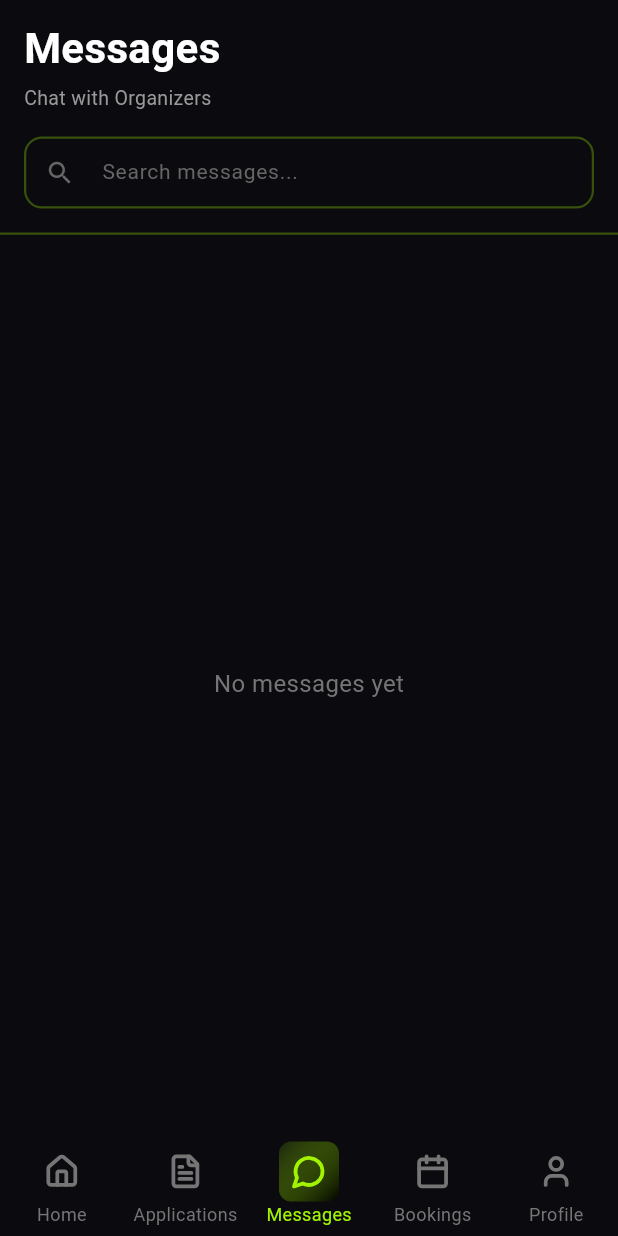
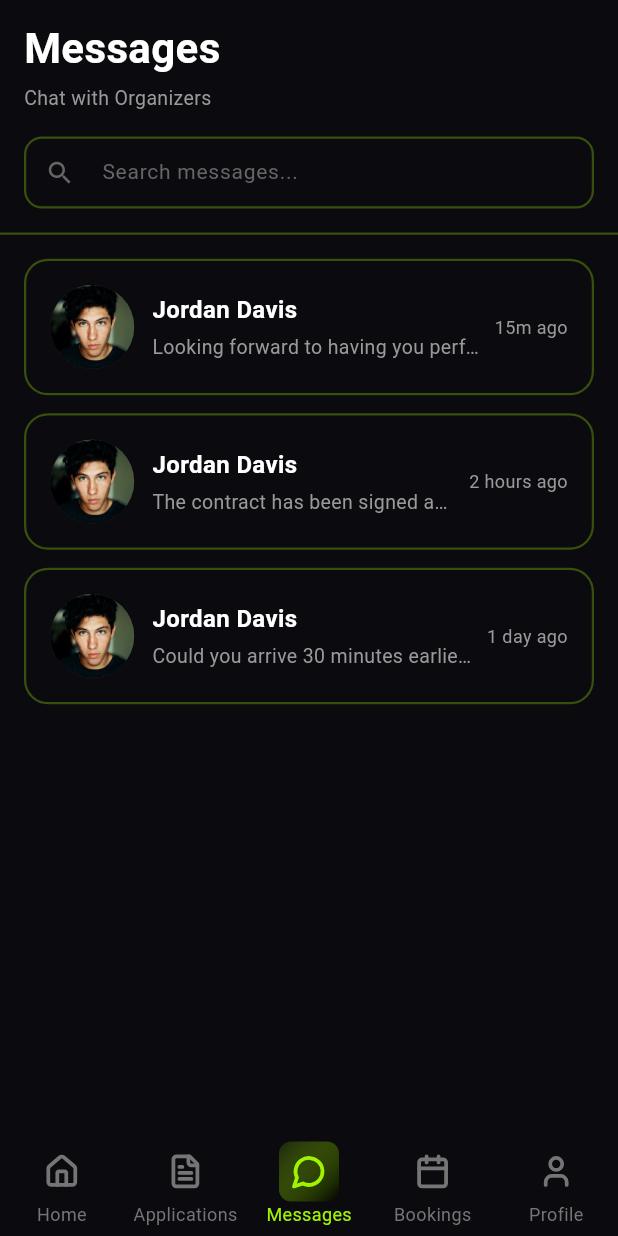
Before and after one commit to Muhammadali2025222/Only-Gigz, a Flutter app: the MessagesScreen screen opened by its route, on a phone screen of 412 x 824 dp. Run offline on Flutter 3.47's test engine with Material 3 defaults, Android fonts, the phone set to English and light mode, and no system bars; our stand-ins replace audioplayers, chewie, cloud_firestore, file_picker, firebase_auth, firebase_core and 9 more; missing offline and left inert: flutter_stripe; accounts and stored records are empty; network calls fail; project files that could hold a hidden picture were left out.

Commit message:
feat(dummy): save dummy data and test changes

```diff
--- a/apps/musician/lib/constants.dart
+++ b/apps/musician/lib/constants.dart
@@ -1 +1,5 @@
 export 'package:shared_config/shared_config.dart';
+
+/// Toggle this to `true` to populate all screens (Gigs, Applications, Bookings, Messages, Profile)
+/// with realistic dummy data for App Store screenshots.
+const bool kUseDummyData = true;
--- /dev/null
+++ b/apps/musician/lib/data/dummy_chats.dart
@@ -0,0 +1,34 @@
+import '../models/chat_model.dart';
+
+final List<ChatModel> dummyChats = [
+  ChatModel(
+    id: 'chat_1',
+    participantIds: ['current_user', 'org_1'],
+    participantNames: {'current_user': 'Jordan Davis', 'org_1': 'Emily & John'},
+    participantImages: {'current_user': 'assets/profile_image.png', 'org_1': 'assets/chat_image1.png'},
+    lastMessage: 'Looking forward to having you perform at our wedding reception!',
+    lastMessageTime: DateTime.now().subtract(const Duration(minutes: 15)),
+    lastMessageSenderId: 'org_1',
+    unreadCount: {'current_user': 1},
+  ),
+  ChatModel(
+    id: 'chat_2',
+    participantIds: ['current_user', 'org_2'],
+    participantNames: {'current_user': 'Jordan Davis', 'org_2': 'Blue Moon Events'},
+    participantImages: {'current_user': 'assets/profile_image.png', 'org_2': 'assets/chat_image2.png'},
+    lastMessage: 'The contract has been signed and your deposit is scheduled.',
+    lastMessageTime: DateTime.now().subtract(const Duration(hours: 2)),
+    lastMessageSenderId: 'org_2',
+    unreadCount: {'current_user': 0},
+  ),
+  ChatModel(
+    id: 'chat_3',
+    participantIds: ['current_user', 'org_3'],
+    participantNames: {'current_user': 'Jordan Davis', 'org_3': 'SoundWave Productions'},
+    participantImages: {'current_user': 'assets/profile_image.png', 'org_3': 'assets/chat_image1.png'},
+    lastMessage: 'Could you arrive 30 minutes earlier for sound check?',
+    lastMessageTime: DateTime.now().subtract(const Duration(days: 1)),
+    lastMessageSenderId: 'org_3',
+    unreadCount: {'current_user': 0},
+  ),
+];
--- a/apps/musician/lib/models/gig_model.dart
+++ b/apps/musician/lib/models/gig_model.dart
@@ -119,7 +119,9 @@ class Gig {
       expiryDate: data['expiryDate'],
       pay: data['budget'] ?? '',
       budget: data['budget'] ?? '',
-      imageUrl: fixEmulatorUrl(data['imageUrl']),
+      imageUrl: (isScraped && (data['imageUrl'] == null || data['imageUrl'].toString().trim().isEmpty))
+          ? 'assets/scrapped_gig_cover.jpeg'
+          : fixEmulatorUrl(data['imageUrl']),
       organizer: organizerName,
       organizerId: data['organizerId'] ?? data['organizer_id'],
       organizerImage: fixEmulatorUrl(data['organizerImage']),
--- a/apps/musician/lib/screens/main/messages_screen.dart
+++ b/apps/musician/lib/screens/main/messages_screen.dart
@@ -5,6 +5,8 @@ import '../../widgets/message_card.dart';
 import '../../widgets/message_search_bar.dart';
 import '../../models/chat_model.dart';
 import '../../services/chat_service.dart';
+import '../../constants.dart';
+import '../../data/dummy_chats.dart';
 import 'chat_screen.dart';
 
 class MessagesScreen extends StatefulWidget {
@@ -100,7 +102,9 @@ class _MessagesScreenState extends State<MessagesScreen> {
 
             // Messages List
             Expanded(
-              child: StreamBuilder<List<ChatModel>>(
+              child: kUseDummyData
+                  ? _buildChatsList(List.from(dummyChats), currentUserId ?? '')
+                  : StreamBuilder<List<ChatModel>>(
                       stream: chatService.getChats(),
                       builder: (context, snapshot) {
                         if (snapshot.connectionState == ConnectionState.waiting) {
@@ -112,8 +116,24 @@ class _MessagesScreenState extends State<MessagesScreen> {
                         }
 
                         final chats = snapshot.data ?? [];
+                        return _buildChatsList(chats, currentUserId ?? '');
+                      },
+                    ),
+            ),
+
+          ],
+        ),
+      ),
+      bottomNavigationBar: CustomBottomNavigationBar(
+        currentIndex: _currentNavIndex,
+        onTap: _onNavTap,
+      ),
+    );
+  }
+
+  Widget _buildChatsList(List<ChatModel> chats, String currentUserId) {
     final filteredChats = chats.where((chat) {
-                    final otherName = chat.getOtherParticipantName(currentUserId ?? '');
+      final otherName = chat.getOtherParticipantName(currentUserId);
       return otherName.toLowerCase().contains(_searchQuery.toLowerCase()) ||
              chat.lastMessage.toLowerCase().contains(_searchQuery.toLowerCase());
     }).toList();
@@ -135,20 +155,20 @@ class _MessagesScreenState extends State<MessagesScreen> {
       itemCount: filteredChats.length,
       itemBuilder: (context, index) {
         final chat = filteredChats[index];
-                      final otherName = chat.getOtherParticipantName(currentUserId ?? '');
-                      final otherImage = chat.getOtherParticipantImage(currentUserId ?? '');
+        final otherName = chat.getOtherParticipantName(currentUserId);
+        final otherImage = chat.getOtherParticipantImage(currentUserId);
 
         return Padding(
           padding: const EdgeInsets.only(bottom: 12),
           child: MessageCard(
             chat: chat,
-                          currentUserId: currentUserId ?? '',
+            currentUserId: currentUserId,
             onTap: () {
               Navigator.of(context).push(
                 MaterialPageRoute(
                   builder: (context) => ChatScreen(
                     chatId: chat.id,
-                                  otherUserId: chat.getOtherParticipantId(currentUserId ?? ''),
+                    otherUserId: chat.getOtherParticipantId(currentUserId),
                     otherUserName: otherName,
                     otherUserImage: otherImage,
                   ),
@@ -159,16 +179,5 @@ class _MessagesScreenState extends State<MessagesScreen> {
         );
       },
     );
-                },
-              ),
-            ),
-          ],
-        ),
-      ),
-      bottomNavigationBar: CustomBottomNavigationBar(
-        currentIndex: _currentNavIndex,
-        onTap: _onNavTap,
-      ),
-    );
   }
 }
--- a/apps/musician/pubspec.yaml
+++ b/apps/musician/pubspec.yaml
@@ -16,7 +16,7 @@ publish_to: 'none' # Remove this line if you wish to publish to pub.dev
 # https://developer.apple.com/library/archive/documentation/General/Reference/InfoPlistKeyReference/Articles/CoreFoundationKeys.html
 # In Windows, build-name is used as the major, minor, and patch parts
 # of the product and file versions while build-number is used as the build suffix.
-version: 1.0.13+13
+version: 1.0.14+14
 
 environment:
   sdk: ^3.11.4
--- a/apps/organizer/pubspec.yaml
+++ b/apps/organizer/pubspec.yaml
@@ -16,7 +16,7 @@ publish_to: 'none' # Remove this line if you wish to publish to pub.dev
 # https://developer.apple.com/library/archive/documentation/General/Reference/InfoPlistKeyReference/Articles/CoreFoundationKeys.html
 # In Windows, build-name is used as the major, minor, and patch parts
 # of the product and file versions while build-number is used as the build suffix.
-version: 1.0.13+13
+version: 1.0.14+14
 
 environment:
   sdk: ^3.11.4
```
Also changed, not shown: apps/musician/lib/screens/main/applications_screen.dart (+11 -0 lines), apps/musician/lib/screens/main/bookings_screen.dart (+21 -13 lines), apps/musician/lib/screens/main/gig_detail_screen.dart (+6 -1 lines), apps/musician/lib/screens/main/home_screen.dart (+28 -13 lines), apps/musician/lib/screens/main/profile_screen.dart (+24 -9 lines), apps/musician/lib/screens/splash_screen.dart (+6 -1 lines), apps/musician/lib/widgets/gig_card.dart (+5 -3 lines), apps/musician/assets/scrapped_gig_cover.jpeg (added), scrapped_gig_cover.jpeg (added), 6 other files. Lines whose indentation alone changed are shown as unchanged.
